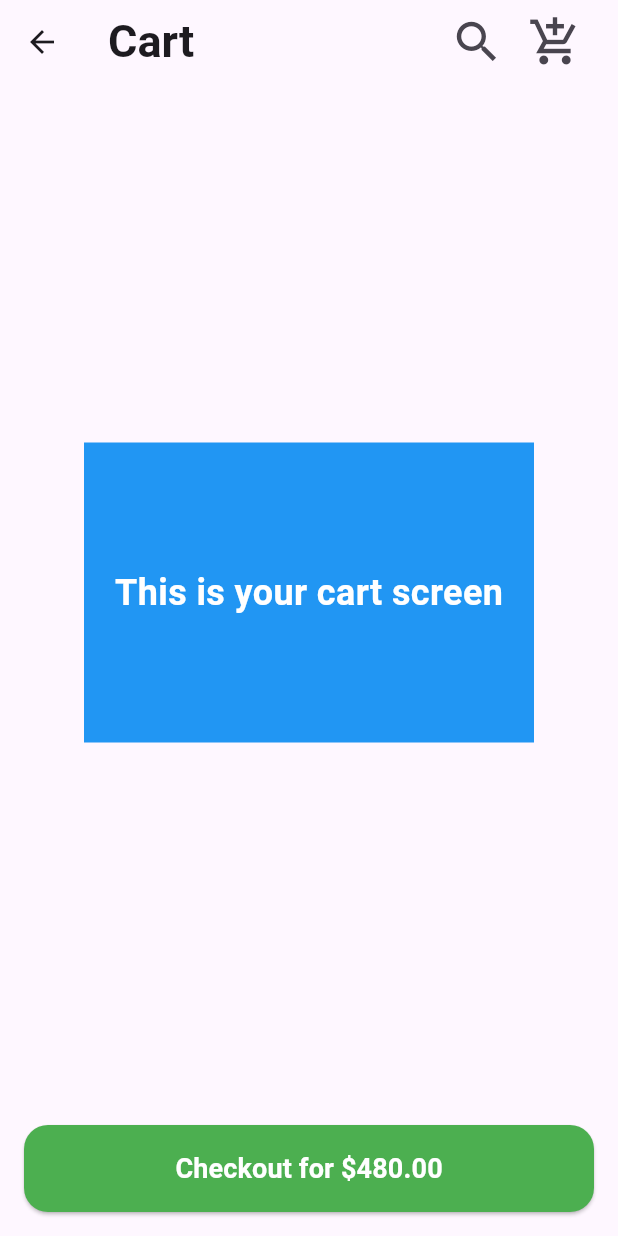
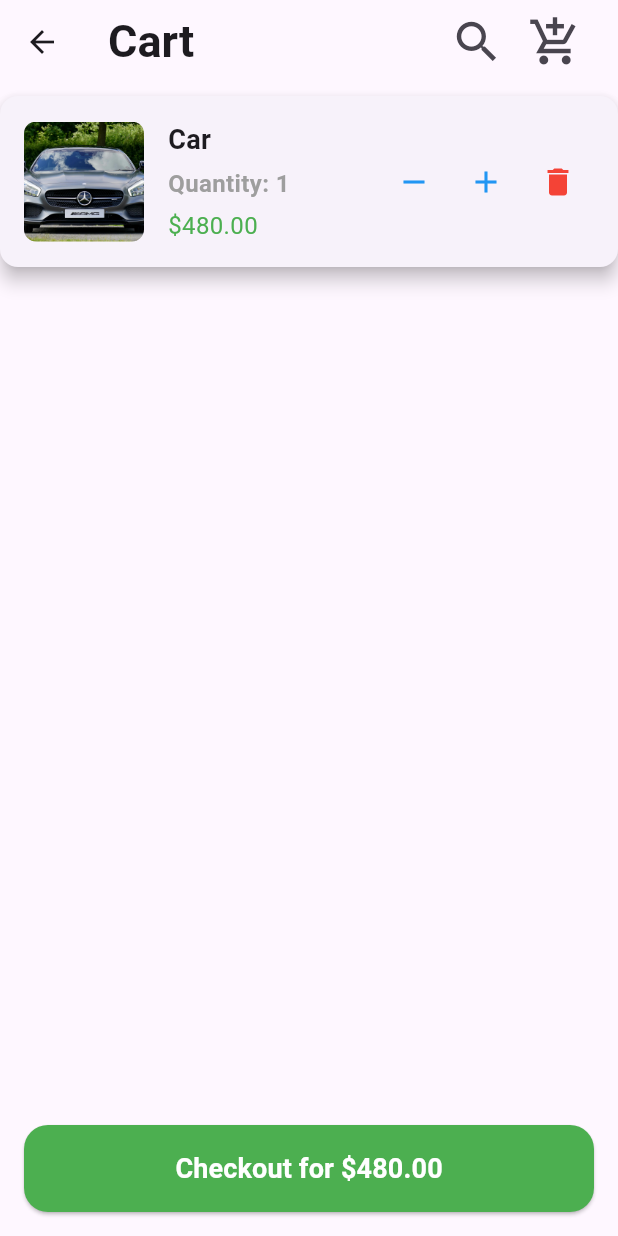
Before and after one commit to bsc-05-20/inshop, a Flutter app: the screen it shows after launch, item 4 of the bottom bar chosen, after a tap on the "add shopping cart" icon, on a phone screen of 412 x 824 dp. Run offline on Flutter 3.47's test engine with Material 3 defaults, Android fonts, the phone set to English and light mode, and no system bars; our stand-ins replace google_fonts.

Commit message:
cart screen Implented the cart screen functions

```diff
--- a/inshop/lib/screens/cart_screen.dart
+++ b/inshop/lib/screens/cart_screen.dart
@@ -11,10 +11,29 @@ class CartScreen extends StatefulWidget {
 class _CartScreenState extends State<CartScreen> {
   int _selectedIndex = 1; // Set initial index to 1 for Orders
 
+  // Sample cart data
+  final List<Map<String, dynamic>> cartItems = [
+    {
+      'imageUrl': 'assets/Car.jpg',
+      'productName': 'Car',
+      'quantity': 1,
+      'price': 480.00,
+    },
+    // Add more items as needed
+  ];
+
   void _onItemTapped(int index) {
     setState(() {
       _selectedIndex = index;
     });
+  }
+
+  double get totalAmount {
+    double total = 0.0;
+    for (var item in cartItems) {
+      total += item['price'] * item['quantity'];
+    }
+    return total;
   }
 
   @override
@@ -27,8 +46,7 @@ class _CartScreenState extends State<CartScreen> {
         ),
         actions: [
           Padding(
-            padding:
-                const EdgeInsets.only(left: 16.0), // Add padding to the left
+            padding: const EdgeInsets.only(left: 16.0),
             child: IconButton(
               icon: const Icon(Icons.search, size: 36),
               onPressed: () {
@@ -37,8 +55,7 @@ class _CartScreenState extends State<CartScreen> {
             ),
           ),
           Padding(
-            padding:
-                const EdgeInsets.only(right: 16.0), // Add padding to the right
+            padding: const EdgeInsets.only(right: 16.0),
             child: IconButton(
               icon: const Icon(Icons.add_shopping_cart_sharp, size: 36),
               onPressed: () {
@@ -48,21 +65,11 @@ class _CartScreenState extends State<CartScreen> {
           ),
         ],
       ),
-      body: Center(
-        child: Container(
-          height: 200, // Specify the height
-          width: 300, // Specify the width
-          color: Colors.blue, // Specify the background color
-          child: const Center(
-            child: Text(
-              'This is your cart screen',
-              style: TextStyle(
-                  fontSize: 24,
-                  fontWeight: FontWeight.bold,
-                  color: Colors.white),
-            ),
-          ),
-        ),
+      body: ListView.builder(
+        itemCount: cartItems.length,
+        itemBuilder: (context, index) {
+          return _buildCartItem(cartItems[index]);
+        },
       ),
       bottomNavigationBar: Padding(
         padding: const EdgeInsets.all(16.0),
@@ -72,18 +79,94 @@ class _CartScreenState extends State<CartScreen> {
           },
           style: ElevatedButton.styleFrom(
             padding: const EdgeInsets.all(16.0),
-            backgroundColor: Colors.green, // Button background color
-            foregroundColor: Colors.white, // Text color
+            backgroundColor: Colors.green,
+            foregroundColor: Colors.white,
             shape: RoundedRectangleBorder(
               borderRadius: BorderRadius.circular(16.0),
             ),
           ),
-          child: const Text(
-            'Checkout for \$480.00',
-            style: TextStyle(fontSize: 18, fontWeight: FontWeight.bold),
+          child: Text(
+            'Checkout for \$${totalAmount.toStringAsFixed(2)}',
+            style: const TextStyle(fontSize: 18, fontWeight: FontWeight.bold),
           ),
         ),
       ),
     );
   }
+
+  Widget _buildCartItem(Map<String, dynamic> item) {
+    return Card(
+      elevation: 5,
+      margin: const EdgeInsets.symmetric(vertical: 8),
+      child: Padding(
+        padding: const EdgeInsets.all(16.0),
+        child: Row(
+          children: [
+            ClipRRect(
+              borderRadius: BorderRadius.circular(8.0),
+              child: Image.asset(
+                item['imageUrl'],
+                width: 80,
+                height: 80,
+                fit: BoxFit.cover,
+              ),
+            ),
+            const SizedBox(width: 16),
+            Expanded(
+              child: Column(
+                crossAxisAlignment: CrossAxisAlignment.start,
+                children: [
+                  Text(
+                    item['productName'],
+                    style: const TextStyle(fontSize: 18, fontWeight: FontWeight.bold),
+                    overflow: TextOverflow.ellipsis,
+                    maxLines: 1,
+                  ),
+                  const SizedBox(height: 5),
+                  Text(
+                    'Quantity: ${item['quantity']}',
+                    style: const TextStyle(fontSize: 16, fontWeight: FontWeight.bold, color: Colors.grey), // Bold quantity
+                  ),
+                  const SizedBox(height: 5),
+                  Text(
+                    '\$${item['price'].toStringAsFixed(2)}',
+                    style: const TextStyle(fontSize: 16, color: Colors.green),
+                  ),
+                ],
+              ),
+            ),
+            // Quantity control buttons
+            Row(
+              children: [
+                IconButton(
+                  icon: const Icon(Icons.remove, color: Colors.blue),
+                  onPressed: () {
+                    setState(() {
+                      if (item['quantity'] > 1) {
+                        item['quantity']--; // Decrease quantity
+                      }
+                    });
+                  },
+                ),
+                IconButton(
+                  icon: const Icon(Icons.add, color: Colors.blue),
+                  onPressed: () {
+                    setState(() {
+                      item['quantity']++; // Increase quantity
+                    });
+                  },
+                ),
+                IconButton(
+                  icon: const Icon(Icons.delete, color: Colors.red),
+                  onPressed: () {
+                    // Add remove item functionality here
+                  },
+                ),
+              ],
+            ),
+          ],
+        ),
+      ),
+    );
+  }
 }
--- a/inshop/lib/screens/deliveries_screen.dart
+++ b/inshop/lib/screens/deliveries_screen.dart
@@ -17,7 +17,28 @@ class DeliveryScreen extends StatefulWidget {
 }
 
 class _DeliveryScreenState extends State<DeliveryScreen> {
-  final int _selectedIndex = 3; // Set initial index to 3 for Alerts
+  final int _selectedIndex = 3; // Set initial index to 3 for Deliveries
+
+  // Sample data for deliveries
+  final List<Map<String, dynamic>> deliveries = [
+    {
+      'orderID': '12345',
+      'status': 'In Transit',
+      'productName': 'Wireless Headphones',
+      'deliveryDate': '2024-11-10',
+      'recipient': 'John Doe',
+      'trackingNumber': 'TRK123456'
+    },
+    {
+      'orderID': '12346',
+      'status': 'Delivered',
+      'productName': 'Smartphone',
+      'deliveryDate': '2024-11-03',
+      'recipient': 'Jane Smith',
+      'trackingNumber': 'TRK123457'
+    },
+    // Add more deliveries as needed
+  ];
 
   // This function will be called when a bottom navigation item is tapped
   void _onItemTapped(int index) {
@@ -87,8 +108,8 @@ class _DeliveryScreenState extends State<DeliveryScreen> {
           IconButton(
             icon: const Icon(Icons.notification_important_outlined, size: 36),
             onPressed: () {
-              Navigator.of(context).push(
-                MaterialPageRoute(builder: (context) => const AlertsScreen()));
+              Navigator.of(context).push(MaterialPageRoute(
+                  builder: (context) => const AlertsScreen()));
             },
           ),
           Padding(
@@ -143,8 +164,8 @@ class _DeliveryScreenState extends State<DeliveryScreen> {
               onSelected: (item) {
                 switch (item) {
                   case 1:
-                    Navigator.of(context).push(
-                      MaterialPageRoute(builder: (context) => const ProfileScreen()));
+                    Navigator.of(context).push(MaterialPageRoute(
+                        builder: (context) => const ProfileScreen()));
                     break;
                   case 2:
                     _showLogoutDialog(); // Show the logout dialog
@@ -155,10 +176,24 @@ class _DeliveryScreenState extends State<DeliveryScreen> {
           ),
         ],
       ),
-      body: const Center(
-        child: Text(
-          'Oops no "Deliveries" for you',
-          style: TextStyle(fontSize: 24, fontWeight: FontWeight.bold),
+      body: Padding(
+        padding: const EdgeInsets.all(16.0),
+        child: Column(
+          children: [
+            const Text(
+              'Your Deliveries',
+              style: TextStyle(fontSize: 24, fontWeight: FontWeight.bold),
+            ),
+            const SizedBox(height: 10),
+            Expanded(
+              child: ListView.builder(
+                itemCount: deliveries.length,
+                itemBuilder: (context, index) {
+                  return _buildDeliveryTile(deliveries[index]);
+                },
+              ),
+            ),
+          ],
         ),
       ),
       bottomNavigationBar: BottomNavigation(
@@ -167,4 +202,76 @@ class _DeliveryScreenState extends State<DeliveryScreen> {
       ),
     );
   }
+
+Widget _buildDeliveryTile(Map<String, dynamic> delivery) {
+  return Card(
+    margin: const EdgeInsets.symmetric(vertical: 8),
+    child: Padding(
+      padding: const EdgeInsets.all(16.0),
+      child: Column(
+        crossAxisAlignment: CrossAxisAlignment.start,
+        children: [
+          Text(
+            'Order ID: ${delivery['orderID']}',
+            style: const TextStyle(fontSize: 16, fontWeight: FontWeight.bold),
+          ),
+          const SizedBox(height: 5),
+          Text(
+            'Product: ${delivery['productName']}',
+            style: const TextStyle(fontSize: 18, fontWeight: FontWeight.w600),
+          ),
+          const SizedBox(height: 5),
+          Text(
+            'Status: ${delivery['status']}',
+            style: const TextStyle(fontSize: 16, fontWeight: FontWeight.w500),
+          ),
+          const SizedBox(height: 5),
+          Text(
+            'Delivery Date: ${delivery['deliveryDate']}',
+            style: const TextStyle(
+              fontSize: 14,
+              fontWeight: FontWeight.bold, // Made bold
+              color: Colors.grey,
+            ),
+          ),
+          const SizedBox(height: 5),
+          Text(
+            'Recipient: ${delivery['recipient']}',
+            style: const TextStyle(
+              fontSize: 14,
+              fontWeight: FontWeight.bold, // Made bold
+              color: Colors.grey,
+            ),
+          ),
+          const SizedBox(height: 10),
+          Row(
+            mainAxisAlignment: MainAxisAlignment.spaceBetween,
+            children: [
+              Text(
+                'Tracking No: ${delivery['trackingNumber']}',
+                style: const TextStyle(
+                  fontSize: 14,
+                  fontWeight: FontWeight.bold, // Made bold
+                  color: Colors.blue,
+                ),
+              ),
+              ElevatedButton.icon(
+                onPressed: () {
+                  // Add tracking functionality
+                },
+                icon: const Icon(Icons.track_changes),
+                label: const Text('Track'),
+                style: ElevatedButton.styleFrom(
+                  backgroundColor: Colors.blue, // Background color
+                  foregroundColor: Colors.white, // Text color
+                ),
+              ),
+            ],
+          ),
+        ],
+      ),
+    ),
+  );
 }
+
+}
```
